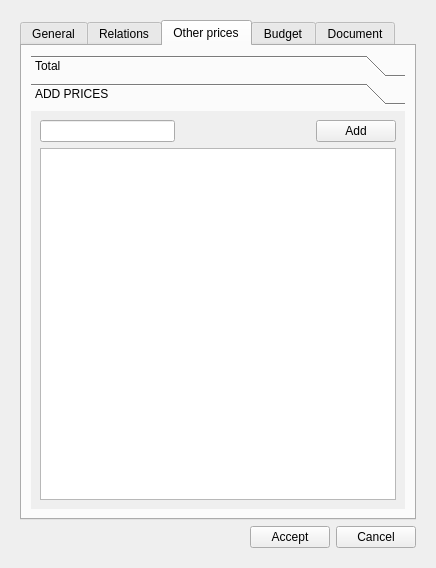
Giswater/giswater_qgis_plugin, file ui/plan_psector.ui: the form before one commit.
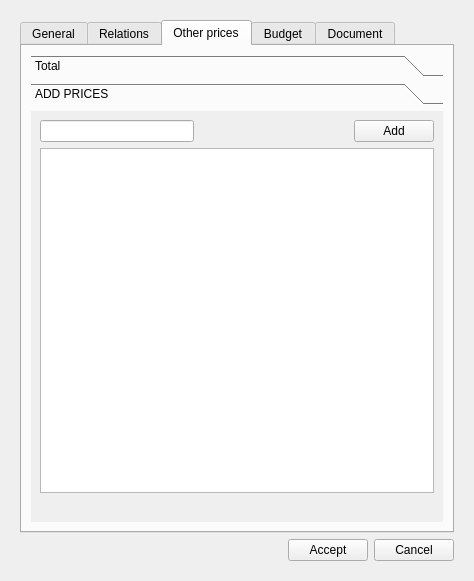
The form after the commit. The open tabs and pages were chosen to show the change. Icons and pictures are not drawn.

```diff
--- a/ui/plan_psector.ui
+++ b/ui/plan_psector.ui
@@ -6,8 +6,8 @@
    <rect>
     <x>0</x>
     <y>0</y>
-    <width>436</width>
-    <height>567</height>
+    <width>474</width>
+    <height>581</height>
    </rect>
   </property>
   <property name="sizePolicy">
@@ -900,8 +900,8 @@
                 <rect>
                  <x>0</x>
                  <y>0</y>
-                 <width>374</width>
-                 <height>400</height>
+                 <width>400</width>
+                 <height>385</height>
                 </rect>
                </property>
                <attribute name="label">
@@ -938,6 +938,13 @@
                 <item>
                  <widget class="QTableView" name="all_rows"/>
                 </item>
+                <item>
+                 <widget class="QLabel" name="lbl_descript">
+                  <property name="text">
+                   <string/>
+                  </property>
+                 </widget>
+                </item>
                </layout>
               </widget>
              </widget>
```
Left out of the diff: 14 changed lines with no effect on the pictures.
